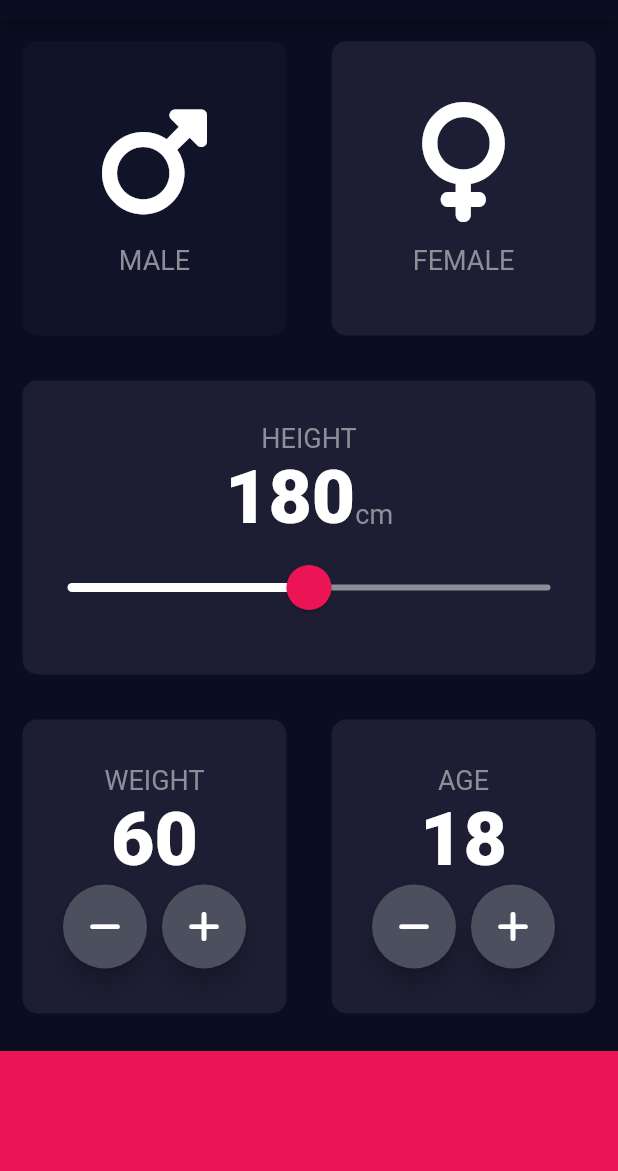
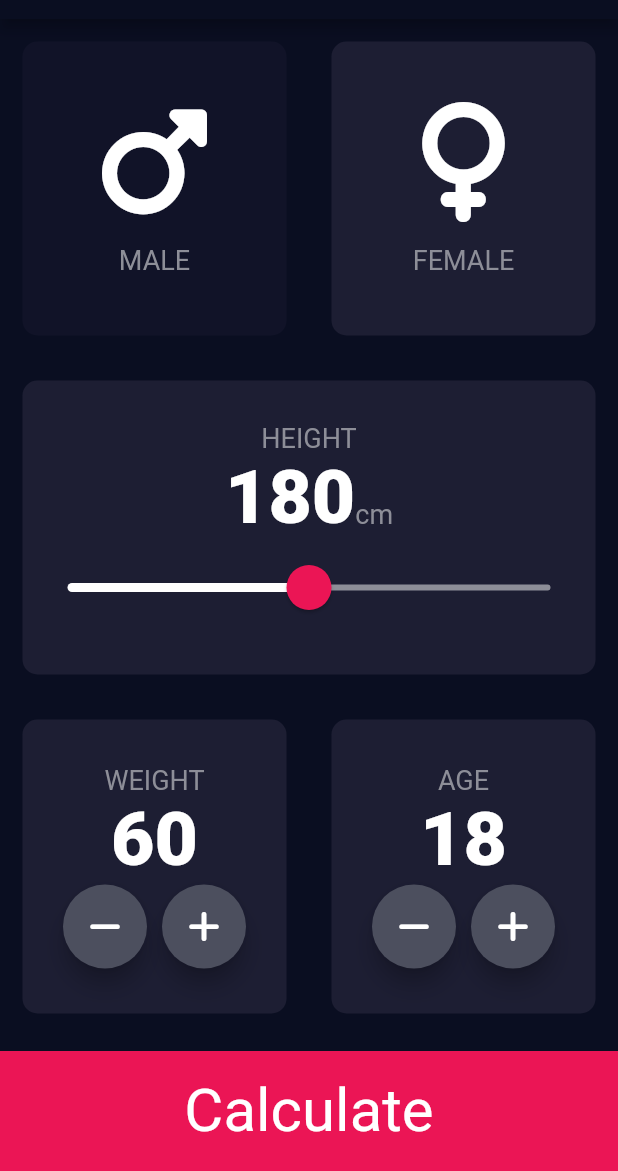
Before and after one commit to JAM5BOCsAdi/bmi_calculator_finish, a Flutter app: the screen it shows after launch, on a phone screen of 412 x 824 dp, the part 65-1236 px from its top. Run offline on Flutter 3.47's test engine with Material 2 defaults, Android fonts, the phone set to English and light mode, and no system bars; our stand-ins replace font_awesome_flutter.

Commit message:
ResultPage @ InputPage changes

```diff
--- a/lib/input_page.dart
+++ b/lib/input_page.dart
@@ -1,5 +1,6 @@
 import 'package:bmi_calculator/constants.dart';
 import 'package:bmi_calculator/height_slider.dart';
+import 'package:bmi_calculator/results_page.dart';
 import 'package:bmi_calculator/reusable_card.dart';
 import 'package:bmi_calculator/reusable_card_content.dart';
 import 'package:bmi_calculator/round_icon_button.dart';
@@ -149,11 +150,30 @@ class _InputPageState extends State<InputPage> {
               ],
             ),
           ),
-          Container(
-            color: kBottomContainerColor,
-            margin: const EdgeInsets.only(top: 10.0),
-            width: double.infinity,
-            height: kBottomContainerHeight,
+          GestureDetector(
+            onTap: () {
+              Navigator.push(
+                context,
+                MaterialPageRoute(
+                  builder: (context) => const ResultsPage(),
+                ),
+              );
+            },
+            child: Container(
+              color: kBottomContainerColor,
+              margin: const EdgeInsets.only(top: 10.0),
+              width: double.infinity,
+              height: kBottomContainerHeight,
+              child: const Center(
+                child: Text(
+                  "Calculate",
+                  style: TextStyle(
+                    color: Colors.white,
+                    fontSize: 40.0,
+                  ),
+                ),
+              ),
+            ),
           ),
         ],
       ),
```
Also changed, not shown: lib/results_page.dart (added, +23 -0 lines).
